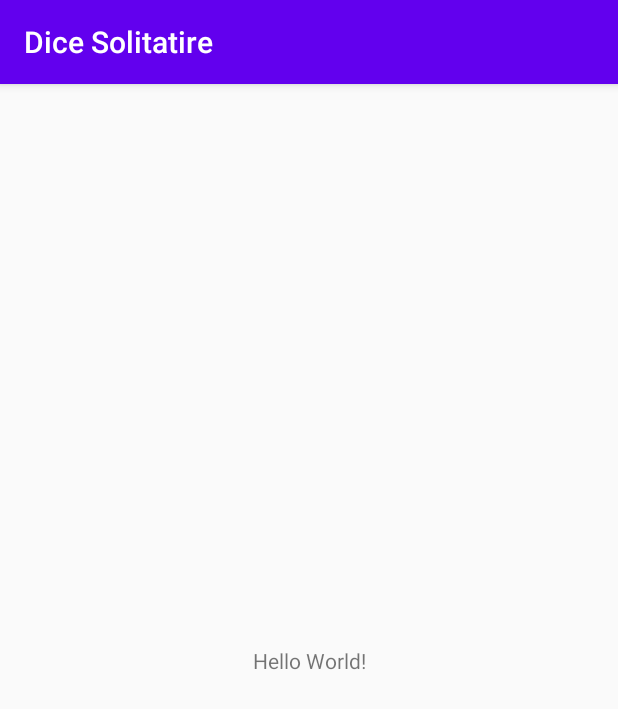
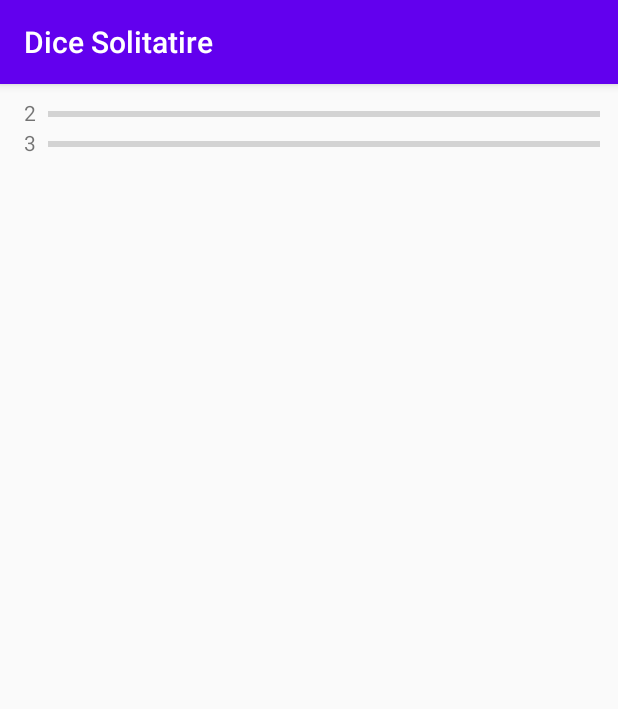
Before and after one commit to apreston26/dice-solitatire, an Android app: the screen it shows after launch (MainActivity), on a phone screen of 412 x 824 dp. Shown: the top 709 px of the screen. Run offline under Robolectric (Android 15) with nearby library versions, the phone set to English and light mode, and no system bars.

Commit message:
Building progress bars and the main activity of the app.

```diff
--- a/app/src/main/res/layout/activity_main.xml
+++ b/app/src/main/res/layout/activity_main.xml
@@ -5,15 +5,59 @@
   xmlns:tools="http://schemas.android.com/tools"
   android:layout_width="match_parent"
   android:layout_height="match_parent"
+  android:padding="@dimen/activity_padding"
   tools:context=".MainActivity">
 
-  <TextView
+  <androidx.constraintlayout.widget.Guideline
+    android:id="@+id/vertical_guideline"
     android:layout_width="wrap_content"
     android:layout_height="wrap_content"
-    android:text="Hello World!"
-    app:layout_constraintBottom_toBottomOf="parent"
-    app:layout_constraintLeft_toLeftOf="parent"
-    app:layout_constraintRight_toRightOf="parent"
+    android:orientation="vertical"
+    app:layout_constraintGuide_percent="0.05"/>
+
+  <TextView
+    android:id="@+id/pair_2_label"
+    android:layout_width="wrap_content"
+    android:layout_height="wrap_content"
+    android:layout_margin="@dimen/widget_margin"
+    android:includeFontPadding="false"
+    android:text="2"
+    app:layout_constraintEnd_toEndOf="@id/vertical_guideline"
     app:layout_constraintTop_toTopOf="parent"/>
 
+  <ProgressBar
+    android:id="@+id/pair_2_count"
+    android:layout_width="0dp"
+    android:layout_height="wrap_content"
+    android:max="@integer/pair_count_max"
+    android:progress="0"
+    android:layout_margin="@dimen/widget_margin"
+    style="@style/Widget.AppCompat.ProgressBar.Horizontal"
+    app:layout_constraintStart_toEndOf="@id/vertical_guideline"
+    app:layout_constraintEnd_toEndOf="parent"
+    app:layout_constraintTop_toTopOf="@id/pair_2_label"
+    app:layout_constraintBottom_toBottomOf="@id/pair_2_label"/>
+
+  <TextView
+    android:id="@+id/pair_3_label"
+    android:layout_width="wrap_content"
+    android:layout_height="wrap_content"
+    android:layout_margin="@dimen/widget_margin"
+    android:includeFontPadding="false"
+    android:text="3"
+    app:layout_constraintEnd_toEndOf="@id/vertical_guideline"
+    app:layout_constraintTop_toBottomOf="@id/pair_2_label"/>
+
+  <ProgressBar
+    android:id="@+id/pair_3_count"
+    android:layout_width="0dp"
+    android:layout_height="wrap_content"
+    android:max="@integer/pair_count_max"
+    android:progress="0"
+    android:layout_margin="@dimen/widget_margin"
+    style="@style/Widget.AppCompat.ProgressBar.Horizontal"
+    app:layout_constraintStart_toEndOf="@id/vertical_guideline"
+    app:layout_constraintEnd_toEndOf="parent"
+    app:layout_constraintTop_toTopOf="@id/pair_3_label"
+    app:layout_constraintBottom_toBottomOf="@id/pair_3_label"/>
 </androidx.constraintlayout.widget.ConstraintLayout>
--- /dev/null
+++ b/app/src/main/res/values/dimens.xml
@@ -0,0 +1,5 @@
+<?xml version="1.0" encoding="utf-8"?>
+<resources>
+  <dimen name="activity_padding">8dp</dimen>
+  <dimen name="widget_margin">4dp</dimen>
+</resources>
--- /dev/null
+++ b/app/src/main/res/values/integers.xml
@@ -0,0 +1,4 @@
+<?xml version="1.0" encoding="utf-8"?>
+<resources>
+  <integer name="pair_count_max">12</integer>
+</resources>
```
Also changed, not shown: 1 other file.
